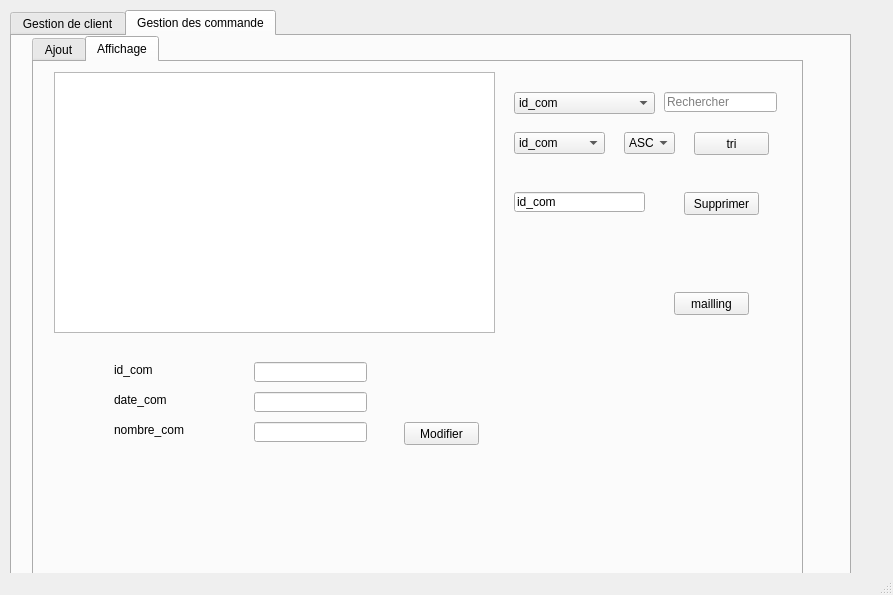
The window that gestion_client/mainwindow.ui (taiefhilali/THE_MUNCH_CULTURE) describes before a commit, drawn with Qt 5.
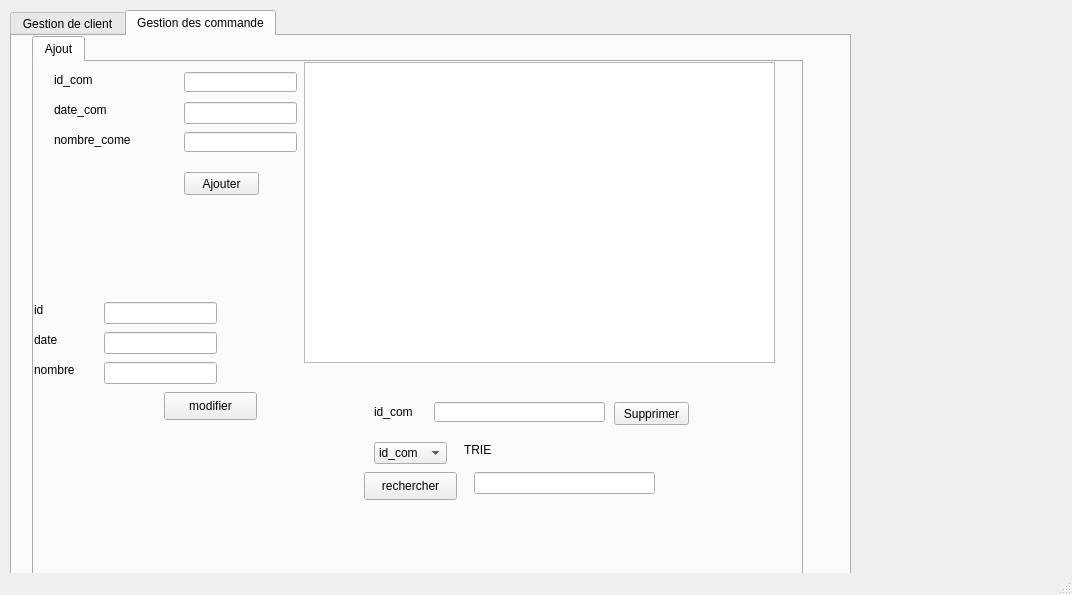
The same window after the commit. The open tabs and pages were chosen to show the change.

```diff
--- a/gestion_client/mainwindow.ui
+++ b/gestion_client/mainwindow.ui
@@ -6,7 +6,7 @@
    <rect>
     <x>0</x>
     <y>0</y>
-    <width>893</width>
+    <width>1072</width>
     <height>595</height>
    </rect>
   </property>
@@ -834,15 +834,15 @@
        <widget class="QComboBox" name="trie_3">
         <property name="geometry">
          <rect>
-          <x>60</x>
-          <y>270</y>
+          <x>340</x>
+          <y>380</y>
           <width>73</width>
           <height>22</height>
          </rect>
         </property>
         <item>
          <property name="text">
-          <string>id_cli</string>
+          <string>id_com</string>
          </property>
         </item>
         <item>
@@ -855,258 +855,123 @@
           <string>prenom_cli</string>
          </property>
         </item>
-        <item>
-         <property name="text">
-          <string>nombre_com</string>
-         </property>
-        </item>
+       </widget>
+       <widget class="QLineEdit" name="linecomande">
+        <property name="geometry">
+         <rect>
+          <x>440</x>
+          <y>410</y>
+          <width>181</width>
+          <height>22</height>
+         </rect>
+        </property>
+       </widget>
+       <widget class="QLabel" name="label_12">
+        <property name="geometry">
+         <rect>
+          <x>430</x>
+          <y>380</y>
+          <width>56</width>
+          <height>16</height>
+         </rect>
+        </property>
+        <property name="text">
+         <string>TRIE</string>
+        </property>
+       </widget>
+       <widget class="QPushButton" name="pushButton">
+        <property name="geometry">
+         <rect>
+          <x>330</x>
+          <y>410</y>
+          <width>93</width>
+          <height>28</height>
+         </rect>
+        </property>
+        <property name="text">
+         <string>rechercher</string>
+        </property>
        </widget>
        <widget class="QLabel" name="label_11">
         <property name="geometry">
          <rect>
-          <x>160</x>
-          <y>300</y>
+          <x>0</x>
+          <y>240</y>
           <width>56</width>
           <height>16</height>
          </rect>
         </property>
         <property name="text">
-         <string>TRIE</string>
+         <string>id</string>
         </property>
        </widget>
-      </widget>
-      <widget class="QWidget" name="tab_12">
-       <attribute name="title">
-        <string>Affichage</string>
-       </attribute>
-       <widget class="QTableView" name="tableView_2">
+       <widget class="QLabel" name="label_13">
         <property name="geometry">
          <rect>
-          <x>20</x>
-          <y>10</y>
-          <width>441</width>
-          <height>261</height>
+          <x>0</x>
+          <y>270</y>
+          <width>56</width>
+          <height>16</height>
          </rect>
         </property>
-       </widget>
-       <widget class="QComboBox" name="cb_recherche_2">
-        <property name="geometry">
-         <rect>
-          <x>480</x>
-          <y>30</y>
-          <width>141</width>
-          <height>22</height>
-         </rect>
-        </property>
-        <item>
-         <property name="text">
-          <string>id_com</string>
-         </property>
-        </item>
-        <item>
-         <property name="text">
-          <string>date_com</string>
-         </property>
-        </item>
-        <item>
-         <property name="text">
-          <string>nombre_com</string>
-         </property>
-        </item>
-       </widget>
-       <widget class="QLineEdit" name="le_recherche_2">
-        <property name="geometry">
-         <rect>
-          <x>630</x>
-          <y>30</y>
-          <width>113</width>
-          <height>20</height>
-         </rect>
-        </property>
-        <property name="placeholderText">
-         <string>Rechercher</string>
-        </property>
-       </widget>
-       <widget class="QComboBox" name="colone_tri_2">
-        <property name="geometry">
-         <rect>
-          <x>480</x>
-          <y>70</y>
-          <width>91</width>
-          <height>22</height>
-         </rect>
-        </property>
-        <item>
-         <property name="text">
-          <string>id_com</string>
-         </property>
-        </item>
-        <item>
-         <property name="text">
-          <string>date_com</string>
-         </property>
-        </item>
-        <item>
-         <property name="text">
-          <string>nombre_com</string>
-         </property>
-        </item>
-       </widget>
-       <widget class="QComboBox" name="ordre_tri_2">
-        <property name="geometry">
-         <rect>
-          <x>590</x>
-          <y>70</y>
-          <width>51</width>
-          <height>22</height>
-         </rect>
-        </property>
-        <item>
-         <property name="text">
-          <string>ASC</string>
-         </property>
-        </item>
-        <item>
-         <property name="text">
-          <string>DESC</string>
-         </property>
-        </item>
-       </widget>
-       <widget class="QPushButton" name="button_tri_2">
-        <property name="geometry">
-         <rect>
-          <x>660</x>
-          <y>70</y>
-          <width>75</width>
-          <height>23</height>
-         </rect>
-        </property>
         <property name="text">
-         <string>tri</string>
+         <string>date</string>
         </property>
        </widget>
-       <widget class="QPushButton" name="supprimer_2">
+       <widget class="QLabel" name="label_14">
         <property name="geometry">
          <rect>
-          <x>650</x>
-          <y>130</y>
-          <width>75</width>
-          <height>23</height>
-         </rect>
-        </property>
-        <property name="text">
-         <string>Supprimer</string>
-        </property>
-       </widget>
-       <widget class="QLineEdit" name="le_supprimer_2">
-        <property name="geometry">
-         <rect>
-          <x>480</x>
-          <y>130</y>
-          <width>131</width>
-          <height>20</height>
-         </rect>
-        </property>
-        <property name="text">
-         <string>id_com</string>
-        </property>
-        <property name="placeholderText">
-         <string>id_f</string>
-        </property>
-       </widget>
-       <widget class="QPushButton" name="PDF_2">
-        <property name="geometry">
-         <rect>
-          <x>640</x>
-          <y>230</y>
-          <width>75</width>
-          <height>23</height>
-         </rect>
-        </property>
-        <property name="text">
-         <string>mailling</string>
-        </property>
-       </widget>
-       <widget class="QLabel" name="label_39">
-        <property name="geometry">
-         <rect>
-          <x>80</x>
+          <x>0</x>
           <y>300</y>
-          <width>121</width>
+          <width>56</width>
           <height>16</height>
          </rect>
         </property>
         <property name="text">
-         <string>id_com</string>
+         <string>nombre</string>
         </property>
        </widget>
-       <widget class="QLabel" name="label_40">
+       <widget class="QLineEdit" name="idcom">
         <property name="geometry">
          <rect>
-          <x>80</x>
-          <y>330</y>
-          <width>61</width>
-          <height>16</height>
+          <x>70</x>
+          <y>240</y>
+          <width>113</width>
+          <height>22</height>
          </rect>
         </property>
-        <property name="text">
-         <string>date_com</string>
-        </property>
        </widget>
-       <widget class="QLabel" name="label_41">
+       <widget class="QLineEdit" name="datecome">
         <property name="geometry">
          <rect>
-          <x>80</x>
-          <y>360</y>
-          <width>81</width>
-          <height>16</height>
+          <x>70</x>
+          <y>270</y>
+          <width>113</width>
+          <height>22</height>
          </rect>
         </property>
-        <property name="text">
-         <string>nombre_com</string>
-        </property>
        </widget>
-       <widget class="QLineEdit" name="numventemodif">
+       <widget class="QLineEdit" name="nbcom">
         <property name="geometry">
          <rect>
-          <x>220</x>
+          <x>70</x>
           <y>300</y>
           <width>113</width>
-          <height>20</height>
+          <height>22</height>
          </rect>
         </property>
        </widget>
-       <widget class="QLineEdit" name="quantmodif">
+       <widget class="QPushButton" name="modifiercom">
         <property name="geometry">
          <rect>
-          <x>220</x>
-          <y>360</y>
-          <width>113</width>
-          <height>20</height>
+          <x>130</x>
+          <y>330</y>
+          <width>93</width>
+          <height>28</height>
          </rect>
         </property>
-       </widget>
-       <widget class="QPushButton" name="modifier3">
-        <property name="geometry">
-         <rect>
-          <x>370</x>
-          <y>360</y>
-          <width>75</width>
-          <height>23</height>
-         </rect>
-        </property>
         <property name="text">
-         <string>Modifier</string>
-        </property>
-       </widget>
-       <widget class="QLineEdit" name="prod_modif">
-        <property name="geometry">
-         <rect>
-          <x>220</x>
-          <y>330</y>
-          <width>113</width>
-          <height>20</height>
-         </rect>
+         <string>modifier</string>
         </property>
        </widget>
       </widget>
```
Left out of the diff: 281 changed lines with no effect on the pictures.
